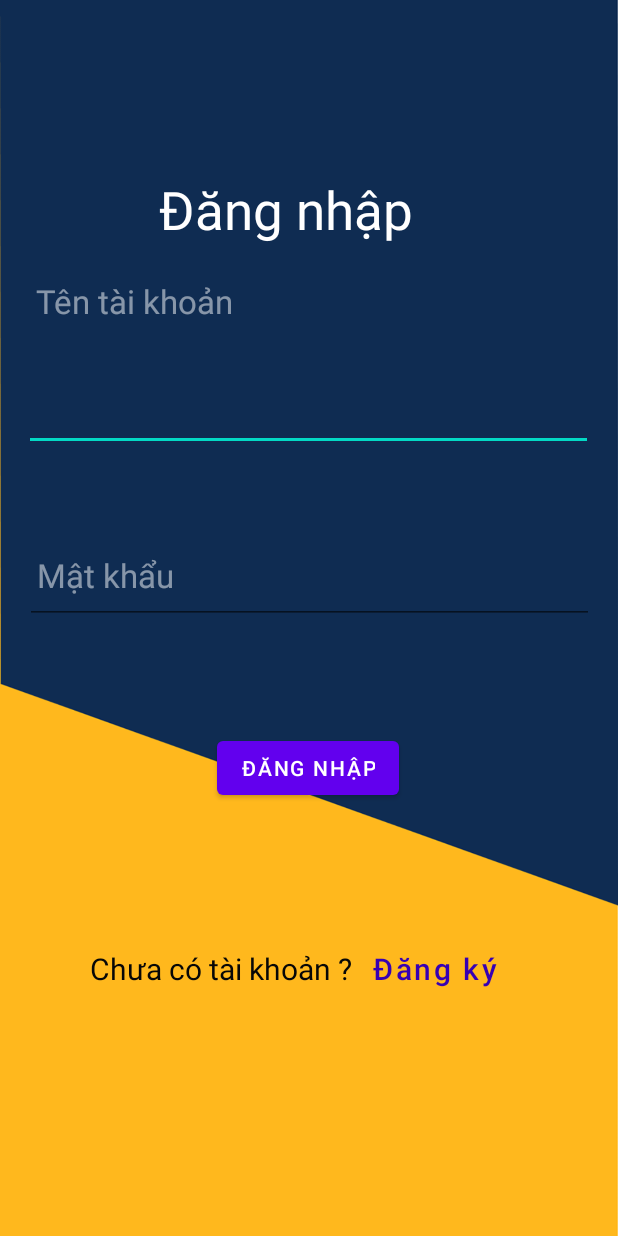
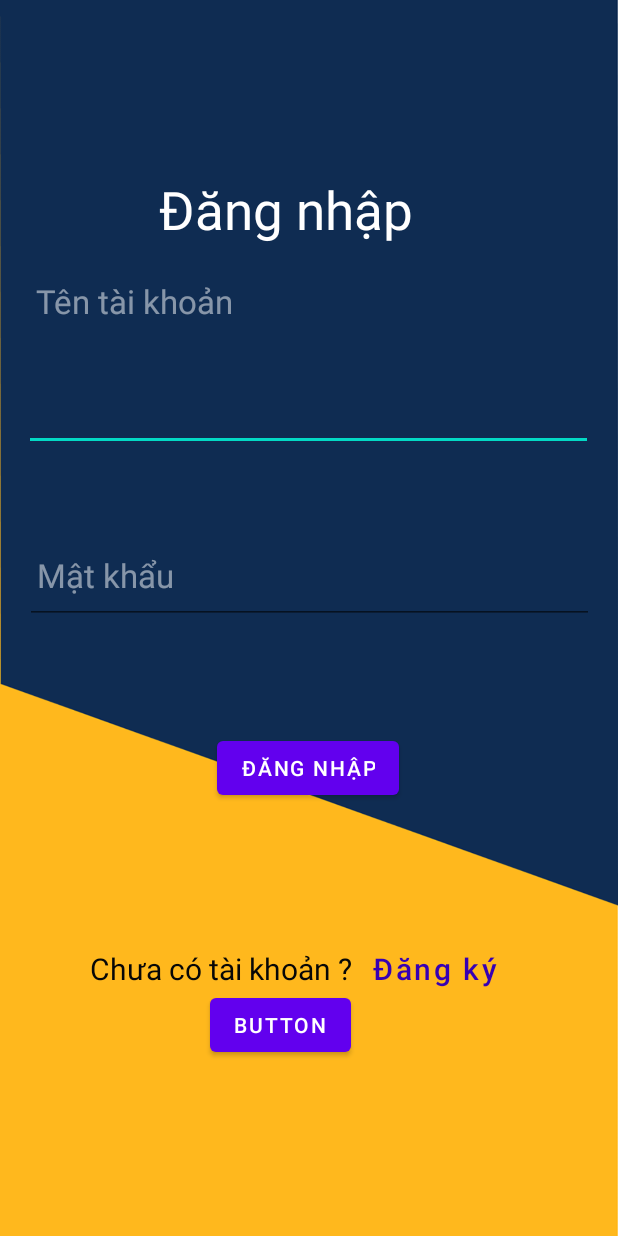
Before and after one commit to LvNammm/LTPhone, an Android app: the screen it shows after launch (LoginActivity), after a tap on "ĐĂNG NHẬP", on a phone screen of 412 x 824 dp. Run offline under Robolectric (Android 15) with nearby library versions, the phone set to English and light mode, and no system bars.

Commit message:
update somthing

```diff
--- a/app/src/main/java/com/example/ltuddd/LoginActivity.java
+++ b/app/src/main/java/com/example/ltuddd/LoginActivity.java
@@ -8,40 +8,48 @@ import androidx.core.app.NotificationManagerCompat;
 import android.animation.ObjectAnimator;
 import android.app.NotificationChannel;
 import android.app.NotificationManager;
+import android.app.PendingIntent;
 import android.content.Context;
 import android.content.Intent;
 import android.content.pm.PackageManager;
 import android.os.Build;
 import android.os.Bundle;
-import android.os.Handler;
-import android.os.Looper;
 import android.view.View;
 import android.widget.Button;
 import android.widget.EditText;
 import android.widget.TextView;
-import android.widget.Toast;
 
-import com.example.ltuddd.Utils.Alarm;
+import com.example.ltuddd.Utils.Contain;
 import com.example.ltuddd.Utils.MakeToast;
 import com.example.ltuddd.Utils.Notification;
-import com.example.ltuddd.Utils.OkHttpHandler;
-import com.example.ltuddd.Utils.URLRequest;
+import com.example.ltuddd.receiver.NotificationReceiver;
+import com.example.ltuddd.receiver.NotificationService;
 
 import java.sql.Connection;
 import java.sql.DriverManager;
 import java.sql.SQLException;
+import java.time.LocalDateTime;
 import java.util.Calendar;
 import java.util.Date;
-
-import okhttp3.Request;
+import java.util.TimeZone;
 
 public class LoginActivity extends AppCompatActivity {
 
-    private final String CHANEL_ID = "loginActivity";
+    private final String CHANEL_ID = "chanel_id";
 
     @Override
     protected void onCreate(Bundle savedInstanceState) {
+
         super.onCreate(savedInstanceState);
+        System.out.println("mmmmmmmmmmmmmmmmmmmmmmmmmmmmmmmmmmmmmmmmmmmmmmmmmmmmmmmmm");
+        System.out.println("abc: "+ getIntent().getStringExtra(Contain.stop));
+        if(getIntent().getStringExtra(Contain.stop)!= null && !getIntent().getStringExtra(Contain.stop).isEmpty()){
+            Contain.stopMediaPlayer();
+            System.out.println("mmmmmmmmmmmmmmmmmmmmmmmmmmmmmmmmmmmmmmmmmmmmmmmmmmmmmmmmm");
+            return;
+        }
+
+
 
         setContentView(R.layout.activity_login);
 
@@ -53,8 +61,15 @@ public class LoginActivity extends AppCompatActivity {
         EditText editTextPassword = findViewById(R.id.password);
         Button btnLogin = findViewById(R.id.button);
         Button btnResiter = findViewById(R.id.register);
+        Button btnRt = findViewById(R.id.button2);
         Intent registerActivity = new Intent(this, RegisterActivity.class);
-
+        Intent rtIntent = new Intent(this,ChooseRingStone.class);
+        btnRt.setOnClickListener(new View.OnClickListener() {
+            @Override
+            public void onClick(View view) {
+                startActivity(rtIntent);
+            }
+        });
         btnResiter.setOnClickListener(new View.OnClickListener() {
             @Override
             public void onClick(View view) {
@@ -64,9 +79,36 @@ public class LoginActivity extends AppCompatActivity {
         btnLogin.setOnClickListener(new View.OnClickListener() {
             @Override
             public void onClick(View view) {
-                Notification.create(getApplicationContext(),1,"thông báo","Dây là thông báo",getSystemService(Context.ALARM_SERVICE),false, new Date(),18,50,0);
+                Calendar calendar = Calendar.getInstance();
+                calendar.setTimeZone(TimeZone.getDefault());
+                calendar.set(2023, LocalDateTime.now().getMonthValue()-1, LocalDateTime.now().getDayOfMonth(),LocalDateTime.now().getHour(),LocalDateTime.now().getMinute());
+                MakeToast.make(String.valueOf(new Date().getMonth()), getApplicationContext());
+                Notification.create(getApplicationContext(), 1, "thông báo", "Dây là thông báo", getSystemService(Context.ALARM_SERVICE), false, calendar);
                 Notification.cancel(1);
-                MakeToast.make("Đã tạo thông báo lúc 18h", getApplicationContext());
+//                System.out.println(LocalDateTime.now().getDayOfMonth());
+//                Intent intent = new Intent(getApplicationContext(), NotificationService.class);
+//                startService(intent);
+//                MakeToast.make("Đã tạo thông báo lúc 18h", getApplicationContext());
+//                NotificationCompat.Builder builder = new NotificationCompat.Builder(getApplicationContext(), CHANEL_ID)
+//                        .setSmallIcon(R.drawable.icon)
+//                        .setContentTitle("abc4")
+//                        .setContentText("123s")
+//                        .setPriority(NotificationCompat.PRIORITY_DEFAULT);
+//
+//                // Hiển thị thông báo
+//                NotificationManagerCompat notificationManager = NotificationManagerCompat.from(getApplicationContext());
+//                if (ActivityCompat.checkSelfPermission(getApplicationContext(), android.Manifest.permission.POST_NOTIFICATIONS) != PackageManager.PERMISSION_GRANTED) {
+//                    // TODO: Consider calling
+//                    //    ActivityCompat#requestPermissions
+//                    // here to request the missing permissions, and then overriding
+//                    //   public void onRequestPermissionsResult(int requestCode, String[] permissions,
+//                    //                                          int[] grantResults)
+//                    // to handle the case where the user grants the permission. See the documentation
+//                    // for ActivityCompat#requestPermissions for more details.
+//                    return;
+//                }
+//                notificationManager.notify(10, builder.build());
+//                System.out.println("OKKK");
 //                OkHttpHandler handler = new OkHttpHandler(getApplicationContext());
 //                byte[] image;
 //
--- a/app/src/main/java/com/example/ltuddd/Utils/Notification.java
+++ b/app/src/main/java/com/example/ltuddd/Utils/Notification.java
@@ -10,25 +10,20 @@ import com.example.ltuddd.receiver.NotificationReceiver;
 import java.util.Calendar;
 import java.util.Date;
 
-public class Notification {
-    public static void create(Context c,int code, String title, String text, Object systemService, boolean repeat, Date date, Integer hour, Integer minute, Integer second){
-        Calendar calendar = Calendar.getInstance();
-        calendar.set(Calendar.HOUR_OF_DAY, hour);
-        calendar.set(Calendar.MINUTE, minute);
-        calendar.set(Calendar.SECOND, second);
-
+public class Notification  {
+    public static void create(Context c,int code, String title, String text, Object systemService, boolean repeat,Calendar calendar){
         Intent intent = new Intent(c, NotificationReceiver.class);
+        intent.putExtra(Contain.title,"time");
+        intent.putExtra(Contain.text, calendar.getTime().toString());
+        intent.putExtra("id",code);
+        System.out.println("Time du dinh thong bao:"+calendar.getTime());
         PendingIntent pendingIntent = PendingIntent.getBroadcast(c, code, intent, PendingIntent.FLAG_UPDATE_CURRENT);
-        intent.putExtra("title",title);
-        intent.putExtra("text", text);
-        intent.putExtra("id",code);
         AlarmManager alarmManager = (AlarmManager) systemService;
         if(!repeat){
-            Long time = date.getTime();
-            alarmManager.set(AlarmManager.RTC_WAKEUP, time, pendingIntent);
+            alarmManager.set(AlarmManager.RTC_WAKEUP, calendar.getTimeInMillis(), pendingIntent);
         }
         else {
-        alarmManager.setRepeating(AlarmManager.RTC_WAKEUP, calendar.getTimeInMillis(),
+        alarmManager.setRepeating(AlarmManager.ELAPSED_REALTIME,calendar.getTimeInMillis(),
                 AlarmManager.INTERVAL_DAY, pendingIntent);
         }
     }
--- a/app/src/main/res/layout/activity_login.xml
+++ b/app/src/main/res/layout/activity_login.xml
@@ -110,4 +110,15 @@
         app:layout_constraintStart_toStartOf="parent"
         app:layout_constraintTop_toBottomOf="@+id/button" />
 
+    <Button
+        android:id="@+id/button2"
+        android:layout_width="wrap_content"
+        android:layout_height="wrap_content"
+        android:layout_marginStart="140dp"
+        android:text="Button"
+        app:layout_constraintBottom_toBottomOf="parent"
+        app:layout_constraintStart_toStartOf="parent"
+        app:layout_constraintTop_toBottomOf="@+id/button"
+        app:layout_constraintVertical_bias="0.513" />
+
 </androidx.constraintlayout.widget.ConstraintLayout>
```
Also changed, not shown: app/src/main/java/com/example/ltuddd/AppDbNam.java (added, +14 -0 lines), app/src/main/java/com/example/ltuddd/ChooseRingStone.java (added, +73 -0 lines), app/src/main/java/com/example/ltuddd/Utils/Alarm.java (deleted, +0 -61 lines), app/src/main/java/com/example/ltuddd/Utils/Contain.java (added, +16 -0 lines), app/src/main/java/com/example/ltuddd/Utils/MediaSeriable.java (added, +12 -0 lines), app/src/main/java/com/example/ltuddd/dao/RingStoneDao.java (added, +22 -0 lines), app/src/main/java/com/example/ltuddd/domain/RingStone.java (added, +55 -0 lines), app/src/main/java/com/example/ltuddd/receiver/NotificationService.java (added, +99 -0 lines), app/src/main/java/com/example/ltuddd/receiver/StopNotifi.java (added, +21 -0 lines), app/src/main/res/layout/activity_choose_ring_stone.xml (added, +26 -0 lines), 1 other file.
